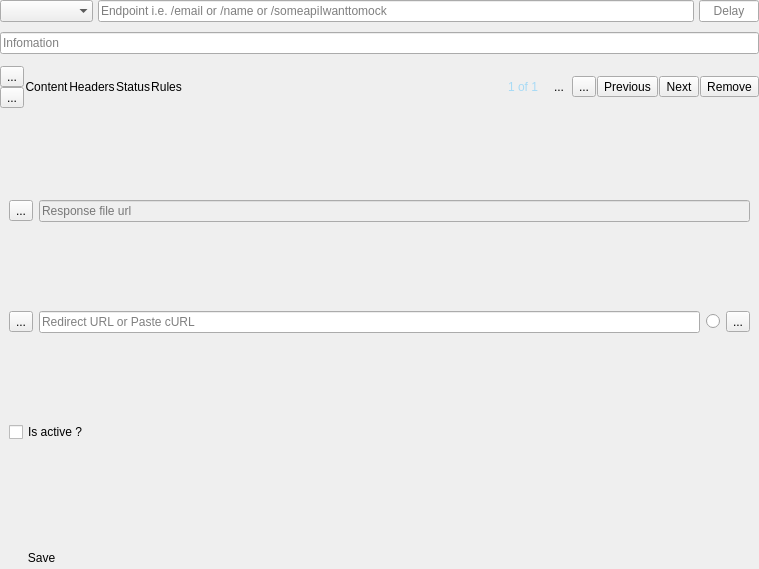
This is templates/endpoint_identifier.ui in swavan/oneui as Qt 5 draws it before an edit. The edited form follows.
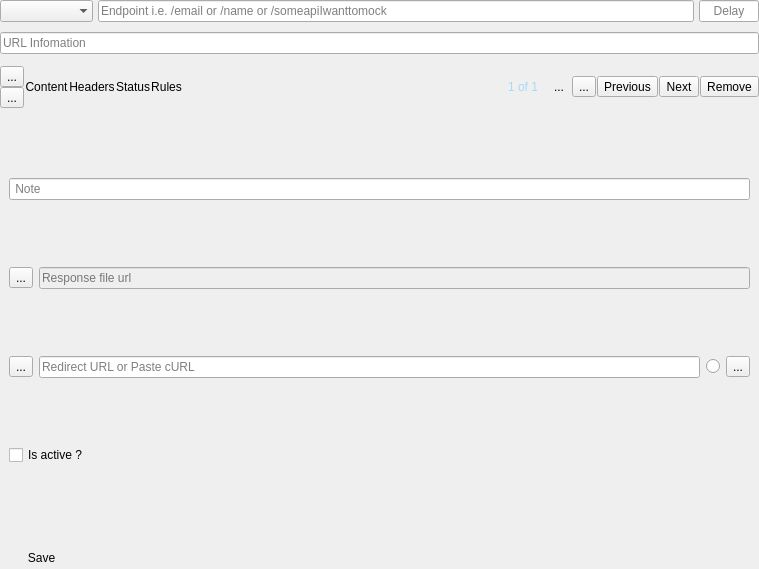
This is the edited form. Icons and pictures are not drawn.

```diff
--- a/templates/endpoint_identifier.ui
+++ b/templates/endpoint_identifier.ui
@@ -148,7 +148,7 @@
        <item>
         <widget class="QLineEdit" name="response_info_input">
          <property name="placeholderText">
-          <string>Infomation</string>
+          <string>URL Infomation</string>
          </property>
         </widget>
        </item>
@@ -499,6 +499,13 @@
        </property>
        <widget class="QWidget" name="endpointsPage1_2">
         <layout class="QVBoxLayout" name="verticalLayout_5">
+         <item>
+          <widget class="QLineEdit" name="note_input">
+           <property name="placeholderText">
+            <string> Note</string>
+           </property>
+          </widget>
+         </item>
          <item>
           <layout class="QVBoxLayout" name="verticalLayout_3">
            <item>
```
Left out of the diff: 6 changed lines with no effect on the pictures.
